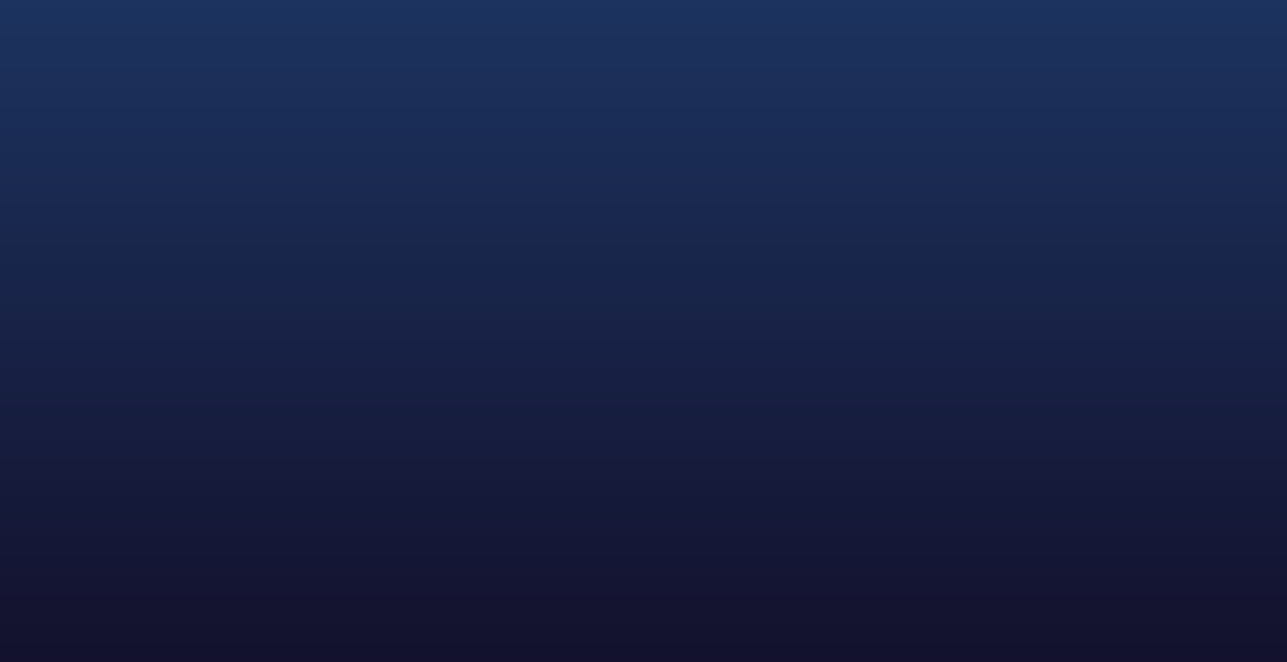
The window that Qt/adminpage.ui (KerollosRady/University-mangament-system) describes before a commit, drawn with Qt 5.
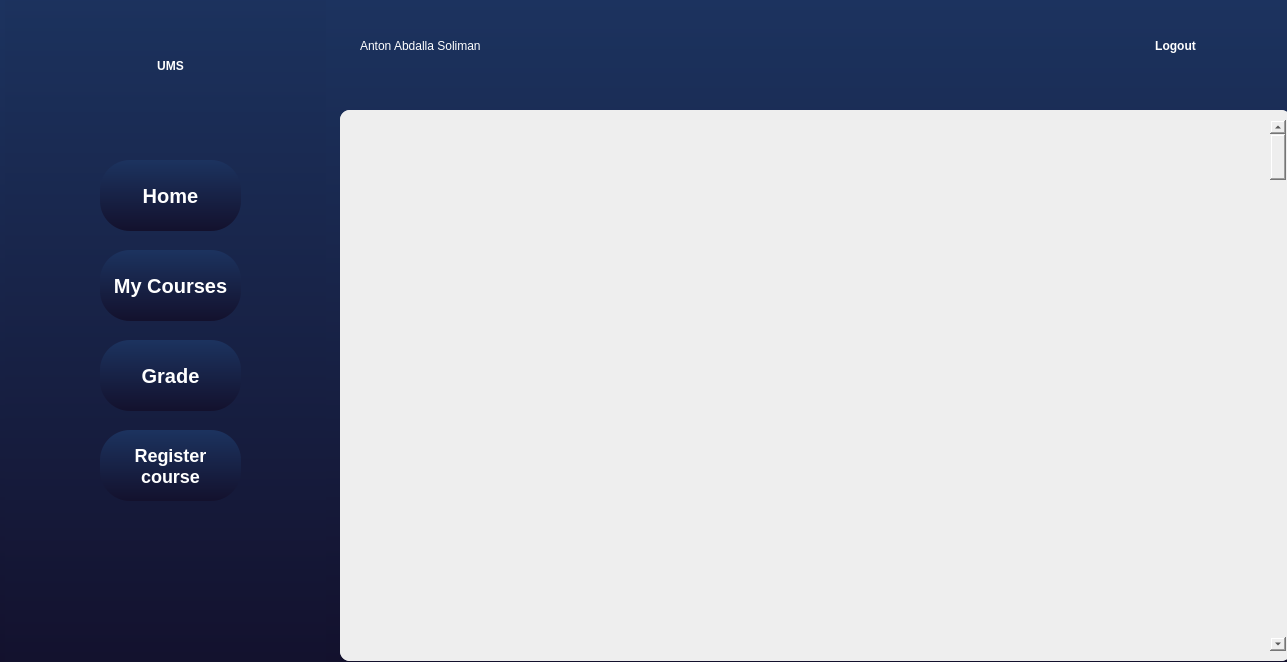
The same window after the commit.

Commit message: Edite Design Admin Page

```diff
--- a/Qt/adminpage.ui
+++ b/Qt/adminpage.ui
@@ -17,6 +17,228 @@
    <string notr="true">background: qlineargradient(x1:0, y1:0, x2:0, y2:1, stop:0 #1c335f, stop:1 #13112d);
 border-radius:10px;</string>
   </property>
+  <widget class="QScrollArea" name="scrollArea">
+   <property name="geometry">
+    <rect>
+     <x>340</x>
+     <y>110</y>
+     <width>951</width>
+     <height>551</height>
+    </rect>
+   </property>
+   <property name="styleSheet">
+    <string notr="true">background-color:#eee;</string>
+   </property>
+   <property name="widgetResizable">
+    <bool>true</bool>
+   </property>
+   <widget class="QWidget" name="scrollAreaWidgetContents">
+    <property name="geometry">
+     <rect>
+      <x>0</x>
+      <y>0</y>
+      <width>951</width>
+      <height>551</height>
+     </rect>
+    </property>
+    <widget class="QScrollBar" name="verticalScrollBar">
+     <property name="geometry">
+      <rect>
+       <x>930</x>
+       <y>10</y>
+       <width>16</width>
+       <height>531</height>
+      </rect>
+     </property>
+     <property name="orientation">
+      <enum>Qt::Vertical</enum>
+     </property>
+    </widget>
+   </widget>
+  </widget>
+  <widget class="QPushButton" name="HomeButton">
+   <property name="geometry">
+    <rect>
+     <x>100</x>
+     <y>160</y>
+     <width>141</width>
+     <height>71</height>
+    </rect>
+   </property>
+   <property name="cursor">
+    <cursorShape>PointingHandCursor</cursorShape>
+   </property>
+   <property name="styleSheet">
+    <string notr="true">    font-weight: 600;
+	font-size:20px;
+    border-radius: 30px;
+    color: #ffffff;
+background: qlineargradient(x1:0, y1:0, x2:0, y2:1, stop:0 #1c335f, stop:1 #13112d);
+</string>
+   </property>
+   <property name="text">
+    <string>Home</string>
+   </property>
+  </widget>
+  <widget class="QLabel" name="label">
+   <property name="geometry">
+    <rect>
+     <x>90</x>
+     <y>20</y>
+     <width>161</width>
+     <height>91</height>
+    </rect>
+   </property>
+   <property name="styleSheet">
+    <string notr="true">color:rgb(255, 255, 255);
+font: 36pt &quot;Castellar&quot;;
+    font-weight: 900;
+    background-color: transparent;
+
+</string>
+   </property>
+   <property name="text">
+    <string>UMS</string>
+   </property>
+   <property name="alignment">
+    <set>Qt::AlignCenter</set>
+   </property>
+  </widget>
+  <widget class="QListView" name="listView">
+   <property name="geometry">
+    <rect>
+     <x>5</x>
+     <y>-20</y>
+     <width>321</width>
+     <height>691</height>
+    </rect>
+   </property>
+  </widget>
+  <widget class="QPushButton" name="pushButton_5">
+   <property name="geometry">
+    <rect>
+     <x>1120</x>
+     <y>20</y>
+     <width>111</width>
+     <height>51</height>
+    </rect>
+   </property>
+   <property name="cursor">
+    <cursorShape>PointingHandCursor</cursorShape>
+   </property>
+   <property name="styleSheet">
+    <string notr="true">    font-weight: 600;
+    border-radius: 10px;
+    color: white;
+    background-color: transparent;
+
+</string>
+   </property>
+   <property name="text">
+    <string>Logout</string>
+   </property>
+  </widget>
+  <widget class="QPushButton" name="RegisterButton">
+   <property name="geometry">
+    <rect>
+     <x>100</x>
+     <y>430</y>
+     <width>141</width>
+     <height>71</height>
+    </rect>
+   </property>
+   <property name="cursor">
+    <cursorShape>PointingHandCursor</cursorShape>
+   </property>
+   <property name="styleSheet">
+    <string notr="true">    font-weight: 600;
+	font-size:18px;
+    border-radius: 30px;
+    color: #ffffff;
+background: qlineargradient(x1:0, y1:0, x2:0, y2:1, stop:0 #1c335f, stop:1 #13112d);
+</string>
+   </property>
+   <property name="text">
+    <string>Register
+course</string>
+   </property>
+  </widget>
+  <widget class="QLabel" name="name">
+   <property name="geometry">
+    <rect>
+     <x>360</x>
+     <y>30</y>
+     <width>321</width>
+     <height>31</height>
+    </rect>
+   </property>
+   <property name="styleSheet">
+    <string notr="true">color:white;
+font: 16pt &quot;Arial&quot;;
+    background-color: transparent;
+</string>
+   </property>
+   <property name="text">
+    <string>Anton Abdalla Soliman</string>
+   </property>
+  </widget>
+  <widget class="QPushButton" name="GradeButton">
+   <property name="geometry">
+    <rect>
+     <x>100</x>
+     <y>340</y>
+     <width>141</width>
+     <height>71</height>
+    </rect>
+   </property>
+   <property name="cursor">
+    <cursorShape>PointingHandCursor</cursorShape>
+   </property>
+   <property name="styleSheet">
+    <string notr="true">    font-weight: 600;
+	font-size:20px;
+    border-radius: 30px;
+    color: #ffffff;
+background: qlineargradient(x1:0, y1:0, x2:0, y2:1, stop:0 #1c335f, stop:1 #13112d);
+</string>
+   </property>
+   <property name="text">
+    <string>Grade</string>
+   </property>
+  </widget>
+  <widget class="QPushButton" name="MyCoursesButton">
+   <property name="geometry">
+    <rect>
+     <x>100</x>
+     <y>250</y>
+     <width>141</width>
+     <height>71</height>
+    </rect>
+   </property>
+   <property name="cursor">
+    <cursorShape>PointingHandCursor</cursorShape>
+   </property>
+   <property name="styleSheet">
+    <string notr="true">    font-weight: 600;
+	font-size:20px;
+    border-radius: 30px;
+    color: #ffffff;
+background: qlineargradient(x1:0, y1:0, x2:0, y2:1, stop:0 #1c335f, stop:1 #13112d);
+</string>
+   </property>
+   <property name="text">
+    <string>My Courses</string>
+   </property>
+  </widget>
+  <zorder>listView</zorder>
+  <zorder>scrollArea</zorder>
+  <zorder>GradeButton</zorder>
+  <zorder>pushButton_5</zorder>
+  <zorder>MyCoursesButton</zorder>
+  <zorder>RegisterButton</zorder>
+  <zorder>label</zorder>
+  <zorder>HomeButton</zorder>
+  <zorder>name</zorder>
  </widget>
  <resources/>
  <connections/>
```
